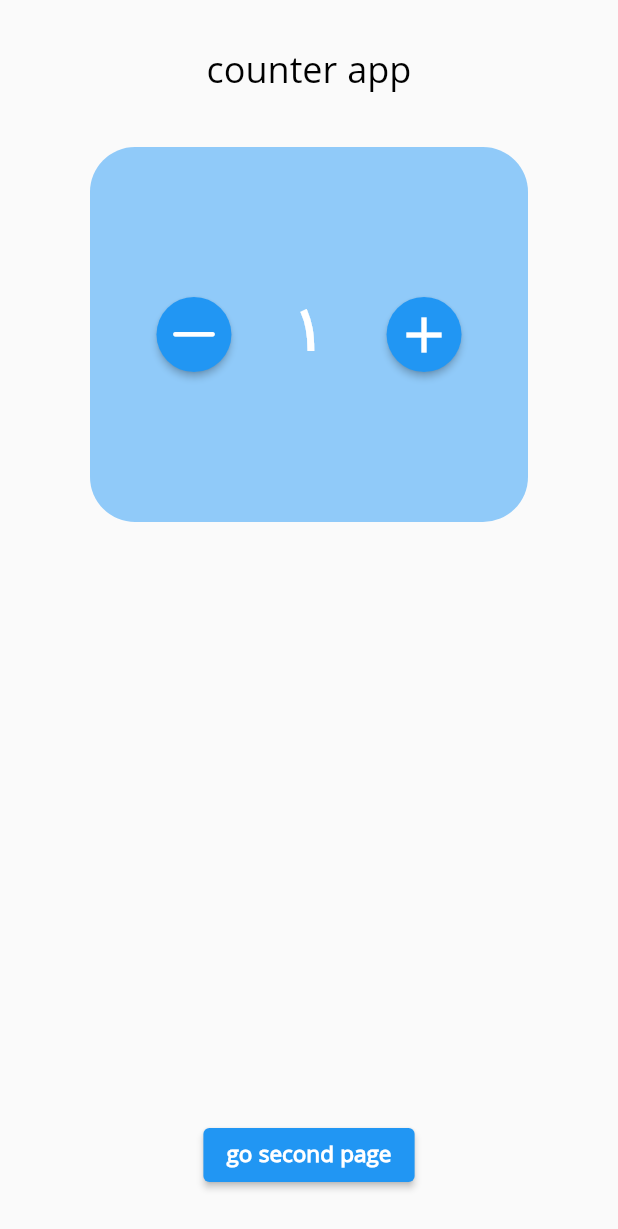
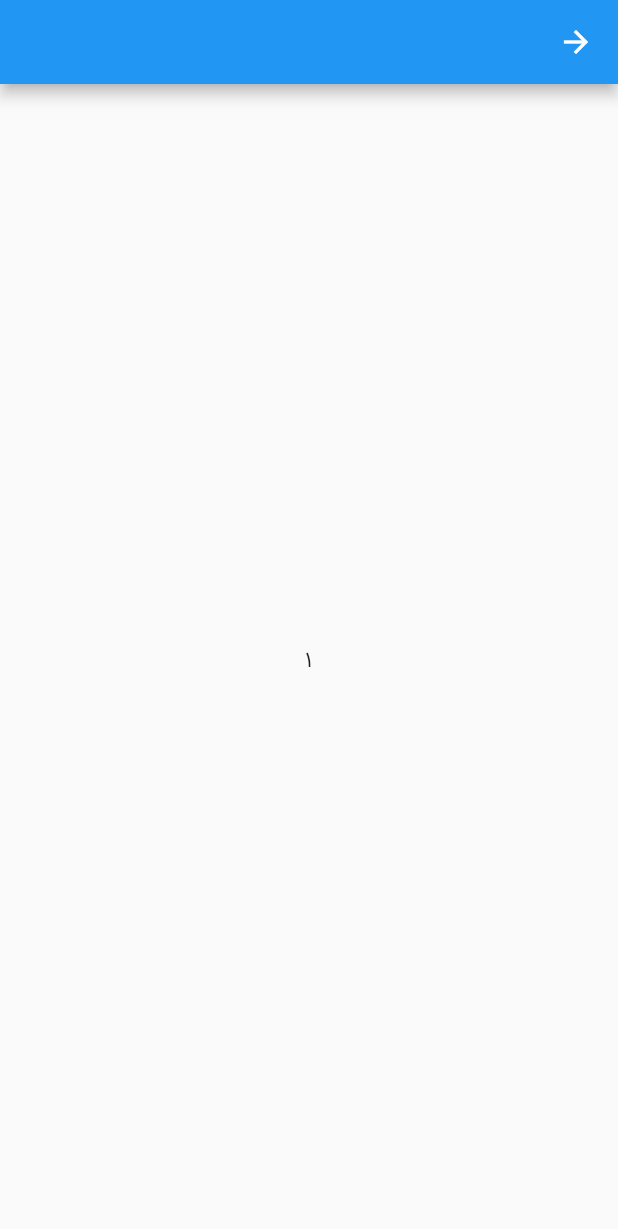
Before and after one commit to alikazemidev/hitCourse, a Flutter app: the screen it shows after launch, after a tap on the "add" icon, after a tap on "go second page", on a phone screen of 412 x 824 dp. Shown: the top 1229 px of the screen. Run offline on Flutter 3.47's test engine with Material 2 defaults, Android fonts, the phone set to English and light mode, and no system bars; our stand-ins replace dio, get, hive, hive_flutter, image_picker; accounts and stored records are empty.

Commit message:
get counter

```diff
--- a/lib/main.dart
+++ b/lib/main.dart
@@ -5,6 +5,7 @@ import 'package:counter_hit/state_managment_apps/counter_app_get/home_page_count
 // import 'package:counter_hit/student_app/home_page_student_app.dart';
 import 'package:flutter/material.dart';
 import 'package:flutter_localizations/flutter_localizations.dart';
+import 'package:get/get.dart';
 import 'package:hive_flutter/hive_flutter.dart';
 
 void main() async {
@@ -19,7 +20,7 @@ class MyApp extends StatelessWidget {
 
   @override
   Widget build(BuildContext context) {
-    return MaterialApp(
+    return GetMaterialApp(
 
       localizationsDelegates: [
         GlobalMaterialLocalizations.delegate,
--- /dev/null
+++ b/lib/state_managment_apps/controller.dart
@@ -0,0 +1,17 @@
+import 'package:get/get.dart';
+
+class CounterController extends GetxController {
+  int count = 0;
+
+  void increament() {
+    count++;
+    update();
+  }
+
+  void decreament() {
+    if (count > 0) {
+      count--;
+    }
+    update();
+  }
+}
--- a/lib/state_managment_apps/counter_app_get/home_page_counter_get.dart
+++ b/lib/state_managment_apps/counter_app_get/home_page_counter_get.dart
@@ -1,5 +1,8 @@
+import 'package:counter_hit/state_managment_apps/controller.dart';
+import 'package:counter_hit/state_managment_apps/counter_app_get/seconde_page.dart';
 import 'package:flutter/cupertino.dart';
 import 'package:flutter/material.dart';
+import 'package:get/get.dart';
 
 class HomePageCounterGet extends StatefulWidget {
   HomePageCounterGet({super.key});
@@ -9,10 +12,13 @@ class HomePageCounterGet extends StatefulWidget {
 }
 
 class _HomePageCounterGetState extends State<HomePageCounterGet> {
-  int count = 0;
+  // CounterController controller = Get.find<CounterController>();
 
   @override
   Widget build(BuildContext context) {
+    return GetBuilder<CounterController>(
+      init: CounterController(),
+      builder: (controller) {
         return Scaffold(
           body: SafeArea(
             child: Center(
@@ -41,9 +47,7 @@ class _HomePageCounterGetState extends State<HomePageCounterGet> {
                         children: [
                           ElevatedButton(
                             onPressed: () {
-                          setState(() {
-                            count++;
-                          });
+                              controller.increament();
                             },
                             style: ElevatedButton.styleFrom(
                               shape: CircleBorder(),
@@ -55,7 +59,7 @@ class _HomePageCounterGetState extends State<HomePageCounterGet> {
                             ),
                           ),
                           Text(
-                        count.toString(),
+                            controller.count.toString(),
                             textDirection: TextDirection.rtl,
                             style: TextStyle(
                               fontSize: 40,
@@ -65,12 +69,7 @@ class _HomePageCounterGetState extends State<HomePageCounterGet> {
                           ),
                           ElevatedButton(
                             onPressed: () {
-                          setState(() {
-                            if (count == 0) {
-                              return;
-                            }
-                            count--;
-                          });
+                              controller.decreament();
                             },
                             style: ElevatedButton.styleFrom(
                               shape: CircleBorder(),
@@ -86,7 +85,9 @@ class _HomePageCounterGetState extends State<HomePageCounterGet> {
                     ),
                     Spacer(),
                     ElevatedButton(
-                  onPressed: () {},
+                      onPressed: () {
+                        Get.to(SecondPage());
+                      },
                       child: Text('go second page'),
                     )
                   ],
@@ -95,5 +96,7 @@ class _HomePageCounterGetState extends State<HomePageCounterGet> {
             ),
           ),
         );
+      },
+    );
   }
 }
--- /dev/null
+++ b/lib/state_managment_apps/counter_app_get/seconde_page.dart
@@ -0,0 +1,18 @@
+import 'package:counter_hit/state_managment_apps/controller.dart';
+import 'package:flutter/cupertino.dart';
+import 'package:flutter/material.dart';
+import 'package:get/get.dart';
+
+class SecondPage extends StatelessWidget {
+  SecondPage({super.key});
+  final CounterController controller = Get.find<CounterController>();
+  @override
+  Widget build(BuildContext context) {
+    return Scaffold(
+      appBar: AppBar(),
+      body: Center(
+        child: Text(controller.count.toString()),
+      ),
+    );
+  }
+}
```
Lines whose indentation alone changed are shown as unchanged.
